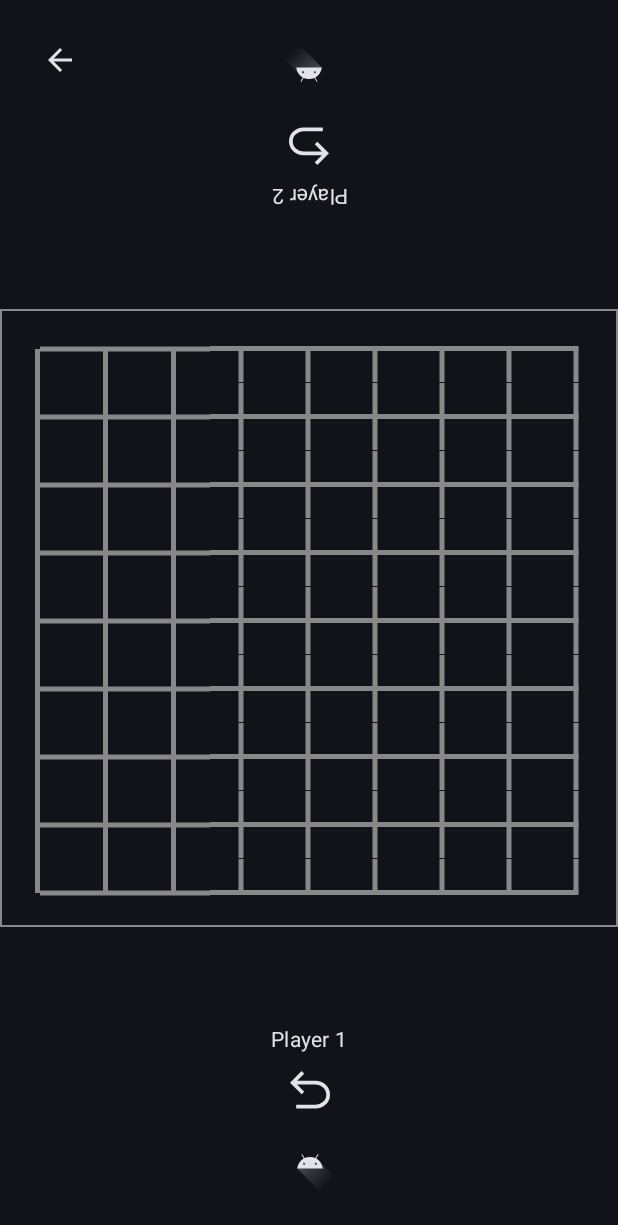
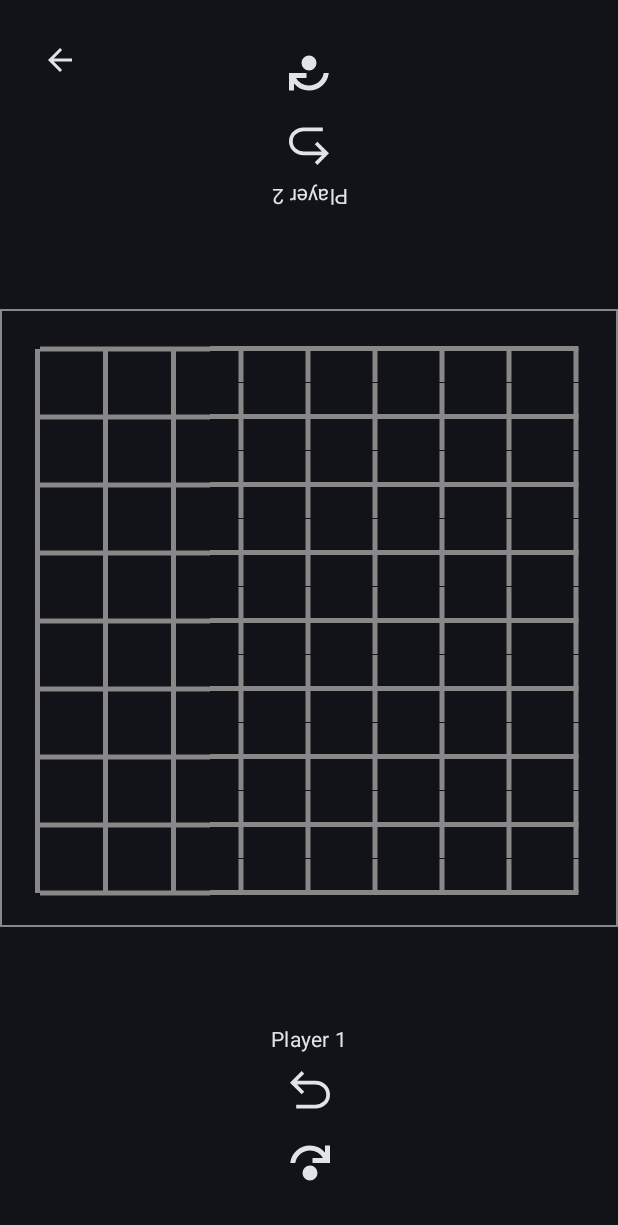
Before and after one commit to liamwb/GoApp, an Android app built with Jetpack Compose: the GameScreen screen opened through its navigation route, on a phone screen of 412 x 824 dp. Shown: the top 1225 px of the screen. Run offline under Robolectric (Android 15) with nearby library versions, the phone set to English and light mode, and no system bars; our stand-ins replace Room's generated code.

Commit message:
changed the temporary calculate button into a pass turn button, and added the scaffolding to detect when the turn has been passed twice in a row.

```diff
--- a/app/src/main/java/com/example/goapp/GoApp.kt
+++ b/app/src/main/java/com/example/goapp/GoApp.kt
@@ -69,7 +69,7 @@ fun GoApp(
                 onNavigateBackButtonPressed = { goViewModel.navigateBackAndSaveCurrentGame(
                     navController = navController,
                 ) },
-                onCalculateScorePressed = { goViewModel.calculateAreaScore().toString() }
+                onPassButtonPressed = { goViewModel.passTurn() }
 
                 // todo: Implement current game database / continue game button
             )
--- a/app/src/main/java/com/example/goapp/ui/GameScreen.kt
+++ b/app/src/main/java/com/example/goapp/ui/GameScreen.kt
@@ -33,7 +33,7 @@ fun GameScreen(
     onUndoButtonPressed: () -> Unit,
     modifier: Modifier = Modifier,
     onNavigateBackButtonPressed: () -> Unit,
-    onCalculateScorePressed: () -> Unit
+    onPassButtonPressed: () -> Unit
 ) {
     Box(
         modifier = modifier.fillMaxSize(),
@@ -51,7 +51,7 @@ fun GameScreen(
                     name = "Player 1",
                     style = MaterialTheme.typography.bodyMedium,
                     onUndoButtonPressed = onUndoButtonPressed,
-                    onCalculateScorePressed = onCalculateScorePressed
+                    onPassButtonPressed = onPassButtonPressed
                 )
 
                 Board(
@@ -66,7 +66,7 @@ fun GameScreen(
                     style = MaterialTheme.typography.bodyMedium,
                     onUndoButtonPressed = onUndoButtonPressed,
                     modifier = Modifier.rotate(180f),
-                    onCalculateScorePressed = onCalculateScorePressed
+                    onPassButtonPressed = onPassButtonPressed
                 )
 
             }
@@ -81,7 +81,7 @@ fun GameScreen(
                     style = MaterialTheme.typography.bodyMedium,
                     onUndoButtonPressed = onUndoButtonPressed,
                     modifier = Modifier.rotate(180f),
-                    onCalculateScorePressed = onCalculateScorePressed
+                    onPassButtonPressed = onPassButtonPressed
                 )
 
                 Board(
@@ -95,7 +95,7 @@ fun GameScreen(
                     name = "Player 1",
                     style = MaterialTheme.typography.bodyMedium,
                     onUndoButtonPressed = onUndoButtonPressed,
-                    onCalculateScorePressed = onCalculateScorePressed
+                    onPassButtonPressed = onPassButtonPressed
                 )
             }
         }
@@ -118,7 +118,7 @@ fun PlayerComposable(
     name: String,
     style: TextStyle,
     onUndoButtonPressed: () -> Unit,
-    onCalculateScorePressed: () -> Unit,
+    onPassButtonPressed: () -> Unit,
     modifier: Modifier = Modifier) {
 
     Column(
@@ -133,8 +133,8 @@ fun PlayerComposable(
                 "Undo Button")
         }
 
-        IconButton(onClick =  onCalculateScorePressed ) {
-            Icon(painter = painterResource(R.drawable.ic_launcher_foreground),
+        IconButton(onClick =  onPassButtonPressed ) {
+            Icon(painter = painterResource(R.drawable.step_over_24px),
                 "Undo Button")
         }
     }
@@ -149,6 +149,6 @@ fun GameScreenPreview () {
         onUndoButtonPressed = {},
         modifier = Modifier,
         onNavigateBackButtonPressed = { },
-        onCalculateScorePressed = { },
+        onPassButtonPressed = { },
     )
 }
--- /dev/null
+++ b/app/src/main/res/drawable/step_over_24px.xml
@@ -0,0 +1,10 @@
+<vector xmlns:android="http://schemas.android.com/apk/res/android"
+    android:width="48dp"
+    android:height="48dp"
+    android:viewportWidth="960"
+    android:viewportHeight="960"
+    android:autoMirrored="true">
+  <path
+      android:fillColor="@android:color/white"
+      android:pathData="M480,760Q430,760 395,725Q360,690 360,640Q360,590 395,555Q430,520 480,520Q530,520 565,555Q600,590 600,640Q600,690 565,725Q530,760 480,760ZM163,480Q177,361 267,280.5Q357,200 479,200Q552,200 614,229.5Q676,259 720,310L720,200L800,200L800,480L520,480L520,400L688,400Q656,346 601.5,313Q547,280 480,280Q392,280 325,337Q258,394 244,480L163,480Z"/>
+</vector>
```
Also changed, not shown: app/src/main/java/com/example/goapp/data/GameState.kt (+16 -0 lines), app/src/main/java/com/example/goapp/ui/GoViewModel.kt (+44 -0 lines).
